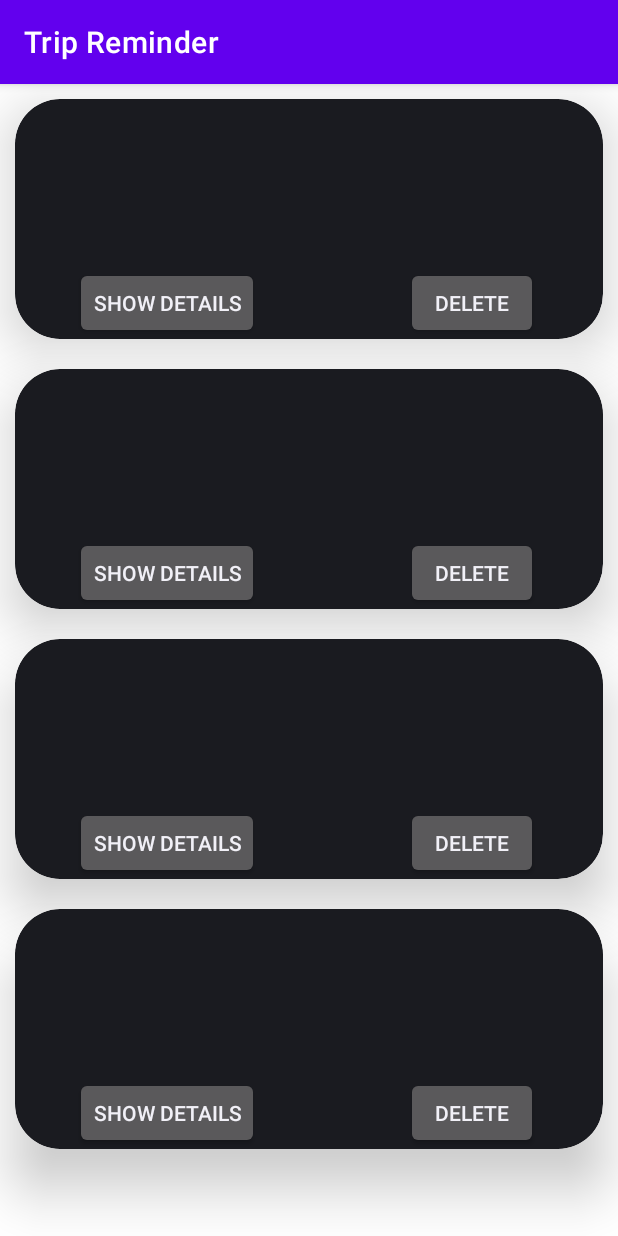
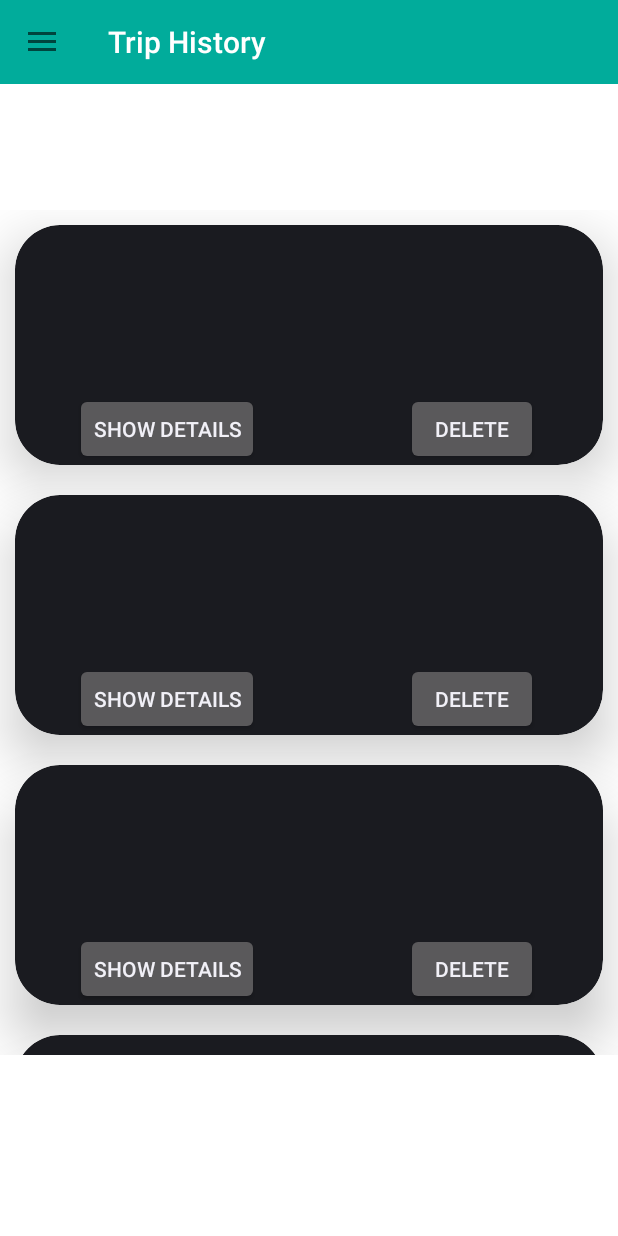
Before and after one commit to tripReminder/AndroidProject, an Android app: the TripsHistory screen opened directly, with no data from a screen before it, on a phone screen of 412 x 824 dp. Run offline under Robolectric (Android 15) with nearby library versions, the phone set to English and light mode, and no system bars; our stand-ins replace Firebase (no records; nobody signed in at launch, a user with empty details on screens opened directly), Room's generated code; Roboto replaces fonts that are not available here; 4 statements that could not run were skipped.

Commit message:
Drawer for history + round trip validation

```diff
--- a/app/src/main/AndroidManifest.xml
+++ b/app/src/main/AndroidManifest.xml
@@ -21,7 +21,8 @@
         <activity android:name=".Login" />
         <activity android:name=".RegisterUser" />
         <activity android:name=".NewTrip" />
-        <activity android:name=".TripsHistory" />
+        <activity android:name=".TripsHistory"
+            android:theme="@style/AppTheme.NoActionBar"/>
         <activity
             android:name=".UpcomingTrip"
             android:label="Trip Reminder"
--- a/app/src/main/java/com/tripreminder/app/TripsHistory.java
+++ b/app/src/main/java/com/tripreminder/app/TripsHistory.java
@@ -1,25 +1,58 @@
 package com.tripreminder.app;
 
+import androidx.annotation.NonNull;
+import androidx.appcompat.app.ActionBar;
+import androidx.appcompat.app.ActionBarDrawerToggle;
 import androidx.appcompat.app.AppCompatActivity;
+import androidx.appcompat.widget.Toolbar;
+import androidx.core.view.GravityCompat;
+import androidx.drawerlayout.widget.DrawerLayout;
 import androidx.lifecycle.ViewModelProviders;
 import androidx.recyclerview.widget.LinearLayoutManager;
 import androidx.recyclerview.widget.RecyclerView;
 
 import android.content.Intent;
+import android.content.SharedPreferences;
 import android.net.Uri;
 import android.os.Bundle;
 import android.provider.Settings;
+import android.view.MenuItem;
 
-public class TripsHistory extends AppCompatActivity {
+import com.google.android.material.navigation.NavigationView;
+import com.google.firebase.auth.FirebaseAuth;
+
+public class TripsHistory extends AppCompatActivity implements NavigationView.OnNavigationItemSelectedListener{
     private RecyclerView recyclerView;
     private RecyclerView.LayoutManager layoutManager;
     private TripViewModel viewModel;
 
+    DrawerLayout drawerLayout;
+    NavigationView navigationView;
+    Toolbar toolbar;
+    UpcomingTrip upcomingTrip =new UpcomingTrip();
+    private static  final String MY_PREFS_NAME= "Shared prefrence";
 
     @Override
     protected void onCreate(Bundle savedInstanceState) {
         super.onCreate(savedInstanceState);
         setContentView(R.layout.activity_trips_history);
+
+        drawerLayout=findViewById(R.id.drawer_layout);
+        navigationView=findViewById(R.id.nav_view);
+        toolbar = findViewById(R.id.toolbar);
+        setSupportActionBar(toolbar);
+        ActionBar actionBar = getSupportActionBar();
+        if(actionBar != null)
+        {
+            actionBar.setTitle("Trip History");
+        }
+        navigationView.bringToFront();
+        ActionBarDrawerToggle toggle = new ActionBarDrawerToggle(this,drawerLayout,toolbar,R.string.navigation_drawer_open,
+                R.string.navigation_drawer_close);
+        drawerLayout.addDrawerListener(toggle);
+        toggle.syncState();
+        navigationView.setNavigationItemSelectedListener( this);
+        navigationView.setCheckedItem(R.id.nav_history);
 
     }
 
@@ -62,4 +95,38 @@ public class TripsHistory extends AppCompatActivity {
         viewModel.delete(trip);
         readRoom();
     }
+
+    @Override
+    public void onBackPressed() {
+        if(drawerLayout.isDrawerOpen(GravityCompat.START)){
+            drawerLayout.closeDrawer(GravityCompat.START);
+        }else{
+            super.onBackPressed();
+        }
+    }
+
+    @Override
+    public boolean onNavigationItemSelected(@NonNull MenuItem item) {
+        switch (item.getItemId()){
+            case R.id.nav_upcoming:
+                startActivity(new Intent(TripsHistory.this,UpcomingTrip.class));
+                break;
+            case R.id.nav_history:
+                break;
+            case R.id.nav_sync:
+                upcomingTrip.readFirebase();
+                break;
+            case R.id.nav_logout:
+                FirebaseAuth.getInstance().signOut();
+
+                SharedPreferences.Editor editor = getSharedPreferences(MY_PREFS_NAME, MODE_PRIVATE).edit();
+                editor.remove("userId");
+                editor.apply();
+
+                startActivity(new Intent(TripsHistory.this,RegisterUser.class));
+                break;
+        }
+        drawerLayout.closeDrawer(GravityCompat.START);
+        return true;
+    }
 }
--- a/app/src/main/java/com/tripreminder/app/UpcomingTrip.java
+++ b/app/src/main/java/com/tripreminder/app/UpcomingTrip.java
@@ -108,7 +108,7 @@ public class UpcomingTrip extends AppCompatActivity implements NavigationView.On
         ActionBar actionBar = getSupportActionBar();
         if(actionBar != null)
         {
-            actionBar.setTitle("Trip Reminder");
+            actionBar.setTitle("Upcoming Trip");
         }
         navigationView.bringToFront();
         ActionBarDrawerToggle toggle = new ActionBarDrawerToggle(this,drawerLayout,toolbar,R.string.navigation_drawer_open,
@@ -116,7 +116,7 @@ public class UpcomingTrip extends AppCompatActivity implements NavigationView.On
         drawerLayout.addDrawerListener(toggle);
         toggle.syncState();
         navigationView.setNavigationItemSelectedListener(this);
-        //navigationView.setCheckedItem(R.id.nav_upcoming);
+        navigationView.setCheckedItem(R.id.nav_upcoming);
     }
 
     @Override
--- a/app/src/main/res/layout/activity_trips_history.xml
+++ b/app/src/main/res/layout/activity_trips_history.xml
@@ -1,17 +1,51 @@
 <?xml version="1.0" encoding="utf-8"?>
-<androidx.constraintlayout.widget.ConstraintLayout xmlns:android="http://schemas.android.com/apk/res/android"
+<androidx.drawerlayout.widget.DrawerLayout xmlns:android="http://schemas.android.com/apk/res/android"
     xmlns:app="http://schemas.android.com/apk/res-auto"
     xmlns:tools="http://schemas.android.com/tools"
+    android:id="@+id/drawer_layout"
     android:layout_width="match_parent"
     android:layout_height="match_parent"
-    tools:context=".TripsHistory">
+    android:background="#02BCAA"
+    android:fitsSystemWindows="true"
+    tools:context=".TripsHistory"
+    tools:openDrawer="start">
 
-    <androidx.recyclerview.widget.RecyclerView
-        android:id="@+id/HistoryList"
+    <com.google.android.material.navigation.NavigationView
+        android:id="@+id/nav_view"
+        android:layout_width="wrap_content"
+        android:layout_height="match_parent"
+        android:layout_gravity="start"
+        android:visibility="invisible"
+        app:headerLayout="@layout/header"
+        app:menu="@menu/main_menu">
+
+    </com.google.android.material.navigation.NavigationView>
+
+    <androidx.constraintlayout.widget.ConstraintLayout
+
         android:layout_width="match_parent"
         android:layout_height="match_parent"
-        android:orientation="vertical"
-        app:layoutManager="androidx.recyclerview.widget.LinearLayoutManager"
-        app:layout_constraintEnd_toEndOf="parent"
-        app:layout_constraintTop_toTopOf="parent" />
-</androidx.constraintlayout.widget.ConstraintLayout>
+        android:background="#FFFFFF"
+        android:contentDescription="@string/addBtn">
+
+
+        <androidx.appcompat.widget.Toolbar
+            android:id="@+id/toolbar"
+            android:layout_width="match_parent"
+            android:layout_height="wrap_content"
+            android:background="#01AC9B"
+            app:layout_constraintTop_toTopOf="parent"
+            app:title="Trip Reminder"
+            app:titleTextColor="@color/cardview_light_background" />
+
+        <androidx.recyclerview.widget.RecyclerView
+            android:id="@+id/HistoryList"
+            android:layout_width="match_parent"
+            android:layout_height="563dp"
+            android:layout_marginTop="84dp"
+            android:orientation="vertical"
+            app:layoutManager="androidx.recyclerview.widget.LinearLayoutManager"
+            app:layout_constraintEnd_toEndOf="parent"
+            app:layout_constraintTop_toBottomOf="@+id/toolbar" />
+    </androidx.constraintlayout.widget.ConstraintLayout>
+</androidx.drawerlayout.widget.DrawerLayout>
```
Also changed, not shown: app/src/main/java/com/tripreminder/app/NewTrip.java (+23 -7 lines).
